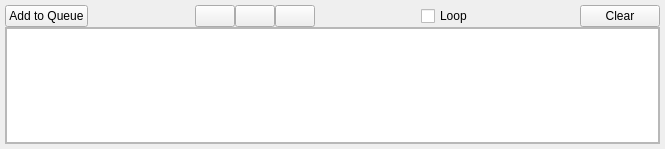
This is src/QSview/resources/queue_editor.ui in BCDA-APS/QSview as Qt 5 draws it before an edit. The edited form follows.
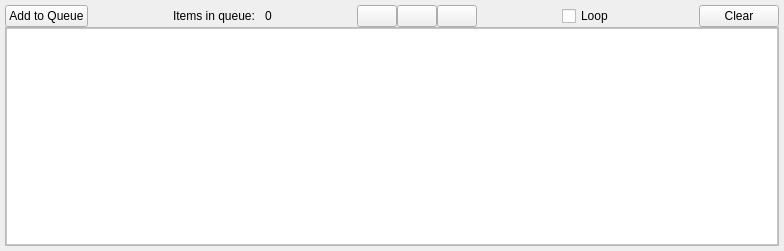
This is the edited form. Icons and pictures are not drawn.

Commit message: Update stylesheet for History and Queue TableView

```diff
--- a/src/QSview/resources/queue_editor.ui
+++ b/src/QSview/resources/queue_editor.ui
@@ -6,8 +6,8 @@
    <rect>
     <x>0</x>
     <y>0</y>
-    <width>665</width>
-    <height>149</height>
+    <width>784</width>
+    <height>251</height>
    </rect>
   </property>
   <property name="windowTitle">
@@ -58,6 +58,49 @@
        </property>
       </spacer>
      </item>
+     <item>
+      <widget class="QLabel" name="label">
+       <property name="text">
+        <string>Items in queue:</string>
+       </property>
+      </widget>
+     </item>
+     <item>
+      <spacer name="horizontalSpacer_3">
+       <property name="orientation">
+        <enum>Qt::Horizontal</enum>
+       </property>
+       <property name="sizeType">
+        <enum>QSizePolicy::Fixed</enum>
+       </property>
+       <property name="sizeHint" stdset="0">
+        <size>
+         <width>10</width>
+         <height>20</height>
+        </size>
+       </property>
+      </spacer>
+     </item>
+     <item>
+      <widget class="QLabel" name="itemsQueueLabel">
+       <property name="text">
+        <string>0</string>
+       </property>
+      </widget>
+     </item>
+     <item>
+      <spacer name="horizontalSpacer_4">
+       <property name="orientation">
+        <enum>Qt::Horizontal</enum>
+       </property>
+       <property name="sizeHint" stdset="0">
+        <size>
+         <width>40</width>
+         <height>20</height>
+        </size>
+       </property>
+      </spacer>
+     </item>
      <item>
       <widget class="QPushButton" name="editButton">
        <property name="toolTip">
@@ -171,7 +214,34 @@
        <number>0</number>
       </property>
       <item>
-       <widget class="QTableView" name="tableView"/>
+       <widget class="QTableView" name="tableView">
+        <property name="styleSheet">
+         <string notr="true">QTableView {
+    gridline-color: #d0d0d0;
+    background-color: white;
+}
+QTableView::item {
+    padding: 5px;
+    border: 1px solid lightgray;
+}
+QTableView::item:alternate {
+    background-color: #f8f8f8;
+}
+QHeaderView::section {
+    padding: 5px;
+    background-color: #f0f0f0;
+    border: 1px solid #d0d0d0;
+}
+QTableView::item:selected {
+    background-color: #2196F3;
+    color: white;
+}
+QTableView::item:alternate:selected {
+    background-color: #2196F3;
+    color: white;
+}</string>
+        </property>
+       </widget>
       </item>
      </layout>
     </widget>
```
The commit also changes 1 other file.
